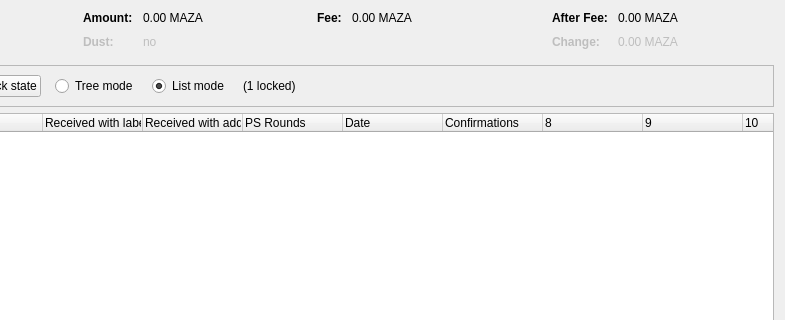
mazanetwork/maza, file src/qt/forms/coincontroldialog.ui: the form before one commit; both pictures show x 169 to 954 and y 0 to 320 of the 954 by 500 pixel window.
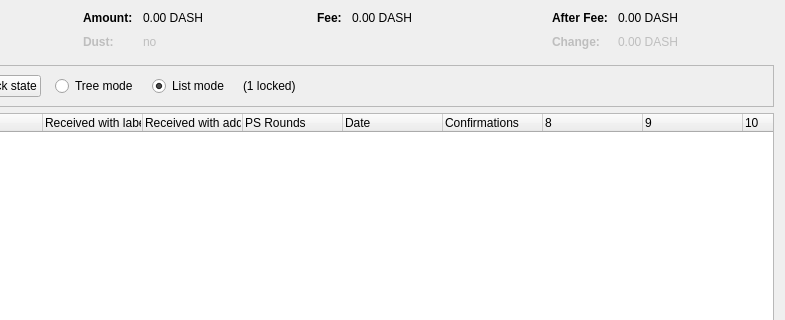
The form after the commit. Custom widgets are drawn as their Qt base class.

The edit to the form file:
```diff
--- a/src/qt/forms/coincontroldialog.ui
+++ b/src/qt/forms/coincontroldialog.ui
@@ -132,7 +132,7 @@
           <enum>Qt::ActionsContextMenu</enum>
          </property>
          <property name="text">
-          <string notr="true">0.00 MAZA</string>
+          <string notr="true">0.00 DASH</string>
          </property>
          <property name="textInteractionFlags">
           <set>Qt::LinksAccessibleByMouse|Qt::TextSelectableByKeyboard|Qt::TextSelectableByMouse</set>
@@ -212,7 +212,7 @@
           <enum>Qt::ActionsContextMenu</enum>
          </property>
          <property name="text">
-          <string notr="true">0.00 MAZA</string>
+          <string notr="true">0.00 DASH</string>
          </property>
          <property name="textInteractionFlags">
           <set>Qt::LinksAccessibleByMouse|Qt::TextSelectableByKeyboard|Qt::TextSelectableByMouse</set>
@@ -257,7 +257,7 @@
           <enum>Qt::ActionsContextMenu</enum>
          </property>
          <property name="text">
-          <string notr="true">0.00 MAZA</string>
+          <string notr="true">0.00 DASH</string>
          </property>
          <property name="textInteractionFlags">
           <set>Qt::LinksAccessibleByMouse|Qt::TextSelectableByKeyboard|Qt::TextSelectableByMouse</set>
@@ -292,7 +292,7 @@
           <enum>Qt::ActionsContextMenu</enum>
          </property>
          <property name="text">
-          <string notr="true">0.00 MAZA</string>
+          <string notr="true">0.00 DASH</string>
          </property>
          <property name="textInteractionFlags">
           <set>Qt::LinksAccessibleByMouse|Qt::TextSelectableByKeyboard|Qt::TextSelectableByMouse</set>
```
